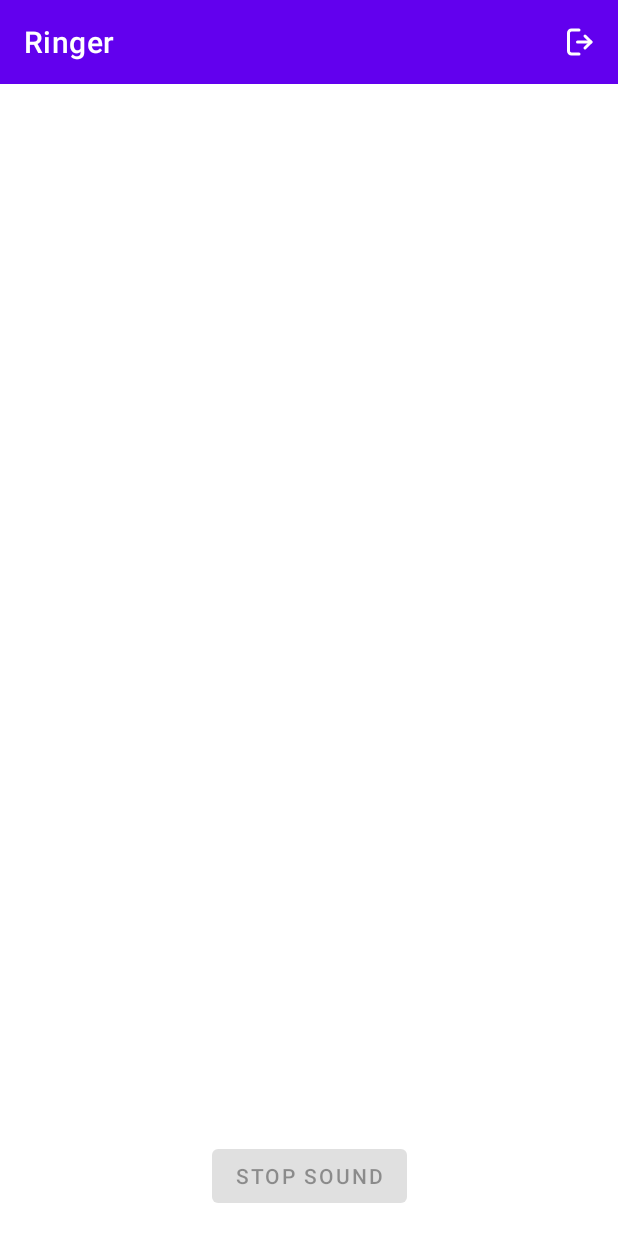
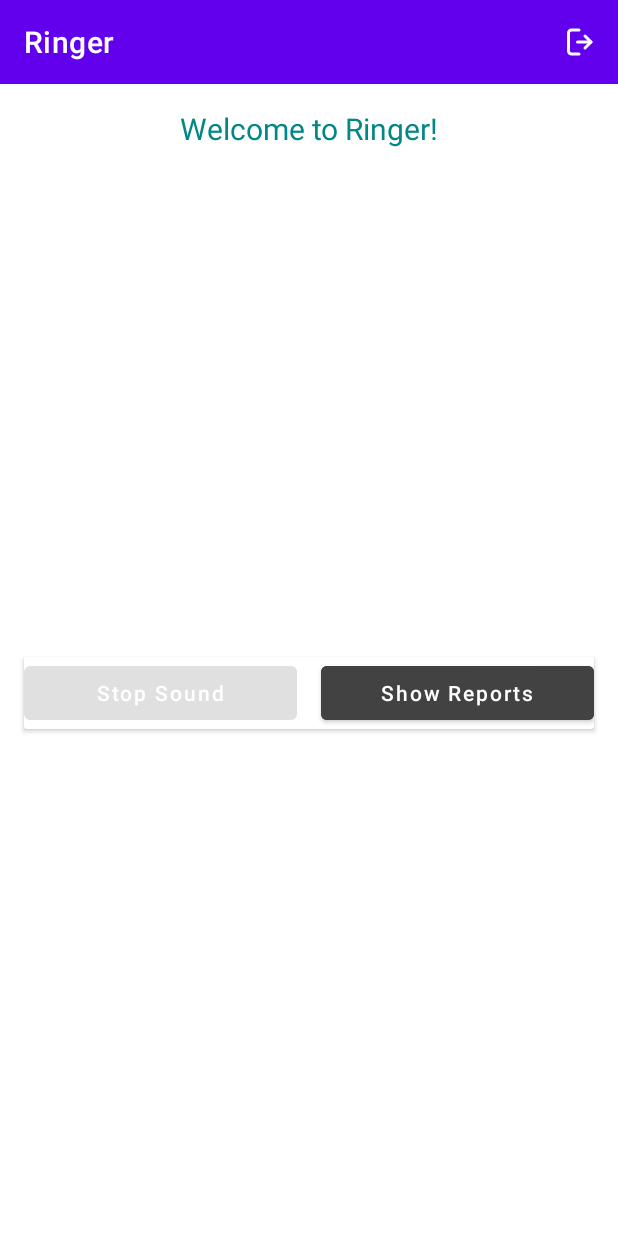
Before and after one commit to segun/ringer, an Android app: the MainActivity screen opened directly, with no data from a screen before it, on a phone screen of 412 x 824 dp. Run offline under Robolectric (Android 15) with nearby library versions, the phone set to English and light mode, and no system bars.

Commit message:
show graph

```diff
--- a/app/build.gradle
+++ b/app/build.gradle
@@ -48,4 +48,5 @@ dependencies {
     implementation 'com.google.android.gms:play-services-location:21.0.1'
     implementation 'androidx.preference:preference:1.2.0'
     implementation 'com.squareup.okhttp3:logging-interceptor:4.9.3'
+    implementation 'com.github.PhilJay:MPAndroidChart:v3.1.0'
 }
--- a/app/src/main/AndroidManifest.xml
+++ b/app/src/main/AndroidManifest.xml
@@ -21,6 +21,7 @@
             android:name=".MainActivity"
             android:theme="@style/Theme.Ringer.NoActionBar" />
         <activity android:name=".ui.login.LoginActivity" />
+        <activity android:name=".ui.graph.GraphActivity" />
         <activity android:name=".ui.login.PasscodeActivity" />
         <activity android:name=".ui.login.ConfirmPasscodeActivity" />
         <activity
--- a/app/src/main/java/com/idempotent/ringer/MainActivity.java
+++ b/app/src/main/java/com/idempotent/ringer/MainActivity.java
@@ -14,6 +14,7 @@ import androidx.appcompat.widget.Toolbar;
 
 import androidx.appcompat.app.AppCompatActivity;
 
+import com.idempotent.ringer.ui.graph.GraphActivity;
 import com.idempotent.ringer.ui.login.LoginActivity;
 
 public class MainActivity extends AppCompatActivity {
@@ -45,6 +46,10 @@ public class MainActivity extends AppCompatActivity {
             stopSoundButton.setEnabled(false);
         });
 
+        findViewById(R.id.showReportsButton).setOnClickListener(v -> {
+            Intent intent = new Intent(this, GraphActivity.class);
+            startActivity(intent);
+        });
         // Register broadcast receiver
         IntentFilter filter = new IntentFilter("SOUND_PLAYING_STATUS");
         registerReceiver(new BroadcastReceiver() {
--- a/app/src/main/java/com/idempotent/ringer/ui/data/ChargingStatusRequest.java
+++ b/app/src/main/java/com/idempotent/ringer/ui/data/UpdateChargingStatusRequest.java
@@ -1,12 +1,12 @@
 package com.idempotent.ringer.ui.data;
 
-public class ChargingStatusRequest {
+public class UpdateChargingStatusRequest {
     private String userId;
     private boolean isPluggedIn;
     private String userLocation;
     private boolean manualLocation;
 
-    public ChargingStatusRequest(String userId, boolean isPluggedIn, String userLocation, boolean manualLocation) {
+    public UpdateChargingStatusRequest(String userId, boolean isPluggedIn, String userLocation, boolean manualLocation) {
         this.userId = userId;
         this.isPluggedIn = isPluggedIn;
         this.userLocation = userLocation;
--- a/app/src/main/java/com/idempotent/ringer/utils/ChargingStatusHelper.java
+++ b/app/src/main/java/com/idempotent/ringer/utils/ChargingStatusHelper.java
@@ -4,7 +4,7 @@ import android.util.Log;
 
 import com.idempotent.ringer.service.ApiService;
 import com.idempotent.ringer.service.RetrofitClient;
-import com.idempotent.ringer.ui.data.ChargingStatusRequest;
+import com.idempotent.ringer.ui.data.UpdateChargingStatusRequest;
 import com.idempotent.ringer.ui.data.ChargingStatusResponse;
 
 import retrofit2.Call;
@@ -14,7 +14,7 @@ import retrofit2.Response;
 public class ChargingStatusHelper {
     public static void sendChargingStatusToServer(String userId, boolean isPluggedIn, String userLocation, boolean manualLocation) {
         ApiService apiService = RetrofitClient.getRetrofitInstance().create(ApiService.class);
-        ChargingStatusRequest request = new ChargingStatusRequest(userId, isPluggedIn, userLocation, manualLocation);
+        UpdateChargingStatusRequest request = new UpdateChargingStatusRequest(userId, isPluggedIn, userLocation, manualLocation);
 
         // print request
         Log.d("olu-ringer", "Sending charging status request: " + request);
--- /dev/null
+++ b/app/src/main/res/drawable/chart_gradient.xml
@@ -0,0 +1,3 @@
+<shape xmlns:android="http://schemas.android.com/apk/res/android">
+    <gradient android:startColor="#80C3E3" android:endColor="#00FFFFFF" android:angle="270"/>
+</shape>
--- a/app/src/main/res/layout/activity_login.xml
+++ b/app/src/main/res/layout/activity_login.xml
@@ -22,7 +22,7 @@
         android:layout_width="match_parent"
         android:layout_height="wrap_content"
         android:hint="Email or Phone Number"
-        android:inputType="textEmailAddress|phone"
+        android:inputType="text"
         android:layout_marginBottom="16dp" />
 
     <!-- Location Input (Visible if location cannot be determined) -->
--- a/app/src/main/res/layout/activity_main.xml
+++ b/app/src/main/res/layout/activity_main.xml
@@ -4,6 +4,7 @@
     android:layout_width="match_parent"
     android:layout_height="match_parent">
 
+    <!-- Toolbar -->
     <androidx.appcompat.widget.Toolbar
         android:id="@+id/toolBar"
         app:titleTextColor="@color/white"
@@ -15,22 +16,63 @@
         app:layout_constraintRight_toRightOf="parent"
         app:title="Ringer"/>
 
-    <FrameLayout
-        android:id="@+id/dataContainer"
-        android:layout_width="0dp"
-        android:layout_height="0dp"
-        app:layout_constraintTop_toBottomOf="@id/toolBar"
-        app:layout_constraintBottom_toTopOf="@id/stopSoundButton"
-        app:layout_constraintLeft_toLeftOf="parent"
-        app:layout_constraintRight_toRightOf="parent"/>
-
-    <Button
-        android:id="@+id/stopSoundButton"
+    <!-- Welcome Text -->
+    <TextView
+        android:id="@+id/welcomeText"
         android:layout_width="wrap_content"
         android:layout_height="wrap_content"
-        android:text="Stop Sound"
+        android:text="Welcome to Ringer!"
+        android:textSize="20sp"
+        android:textColor="@color/teal_700"
+        android:gravity="center"
+        app:layout_constraintTop_toBottomOf="@id/toolBar"
+        app:layout_constraintLeft_toLeftOf="parent"
+        app:layout_constraintRight_toRightOf="parent"
+        android:layout_marginTop="16dp"/>
+
+    <!-- CardView for Buttons -->
+    <androidx.cardview.widget.CardView
+        android:layout_width="0dp"
+        android:layout_height="wrap_content"
+        android:layout_margin="16dp"
+        app:layout_constraintTop_toBottomOf="@id/welcomeText"
         app:layout_constraintBottom_toBottomOf="parent"
         app:layout_constraintLeft_toLeftOf="parent"
         app:layout_constraintRight_toRightOf="parent"
-        android:layout_marginBottom="16dp"/>
+        app:layout_constraintVertical_bias="0.5">
+
+        <LinearLayout
+            android:layout_width="match_parent"
+            android:layout_height="wrap_content"
+            android:orientation="horizontal"
+            android:gravity="center">
+
+            <!-- Stop Sound Button -->
+            <Button
+                android:id="@+id/stopSoundButton"
+                android:layout_width="0dp"
+                android:layout_height="wrap_content"
+                android:layout_weight="1"
+                android:text="Stop Sound"
+                android:textAllCaps="false"
+                android:textColor="@color/white"/>
+
+            <!-- Space Between Buttons -->
+            <View
+                android:layout_width="16dp"
+                android:layout_height="match_parent"/>
+
+            <!-- Show Reports Button -->
+            <Button
+                android:id="@+id/showReportsButton"
+                android:layout_width="0dp"
+                android:layout_height="wrap_content"
+                android:layout_weight="1"
+                android:text="Show Reports"
+                android:textAllCaps="false"
+                android:backgroundTint="@color/cardview_dark_background"
+                android:textColor="@color/white"/>
+        </LinearLayout>
+    </androidx.cardview.widget.CardView>
+
 </androidx.constraintlayout.widget.ConstraintLayout>
--- a/settings.gradle
+++ b/settings.gradle
@@ -10,6 +10,7 @@ dependencyResolutionManagement {
     repositories {
         google()
         mavenCentral()
+        maven { url 'https://jitpack.io' }
     }
 }
 
```
Also changed, not shown: app/src/main/java/com/idempotent/ringer/ChargingToneService.java (+0 -8 lines), app/src/main/java/com/idempotent/ringer/service/ApiService.java (+8 -2 lines), app/src/main/java/com/idempotent/ringer/ui/data/ChargingStatusResponse.java (+70 -0 lines), app/src/main/java/com/idempotent/ringer/ui/data/GetChargingStatusRequest.java (added, +52 -0 lines), app/src/main/java/com/idempotent/ringer/ui/graph/GraphActivity.java (added, +217 -0 lines), app/src/main/res/layout/activity_graph.xml (added, +41 -0 lines), 1 other file.
